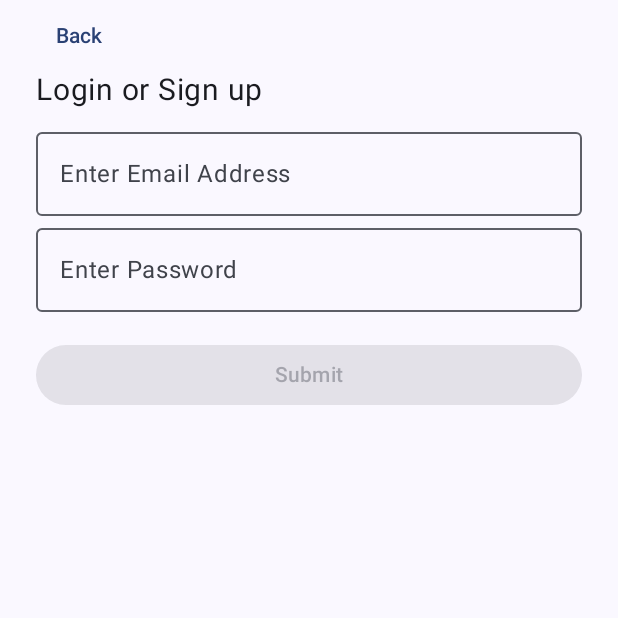
After one commit to daltyn006/csc441-android-daltyn, an Android app built with Jetpack Compose: the composable LoginScreen shown on its own in the app's theme, on a phone screen of 412 x 824 dp, the top half of it. The commit adds this screen. Run offline under Robolectric (Android 15) with nearby library versions, the phone set to English and light mode, and no system bars.

Commit message:
S22 lab completed

```diff
--- /dev/null
+++ b/app/src/main/java/edu/lemoyne/campusapp/LoginScreen.kt
@@ -0,0 +1,83 @@
+package edu.lemoyne.campusapp
+
+import androidx.compose.foundation.layout.Column
+import androidx.compose.foundation.layout.Spacer
+import androidx.compose.foundation.layout.fillMaxWidth
+import androidx.compose.foundation.layout.height
+import androidx.compose.foundation.layout.padding
+import androidx.compose.material3.Button
+import androidx.compose.material3.MaterialTheme
+import androidx.compose.material3.OutlinedTextField
+import androidx.compose.material3.Text
+import androidx.compose.material3.TextButton
+import androidx.compose.runtime.Composable
+import androidx.compose.runtime.getValue
+import androidx.compose.runtime.mutableStateOf
+import androidx.compose.runtime.saveable.rememberSaveable
+import androidx.compose.runtime.setValue
+import androidx.compose.ui.Modifier
+import androidx.compose.ui.text.input.PasswordVisualTransformation
+import androidx.compose.ui.text.input.VisualTransformation
+import androidx.compose.ui.unit.dp
+import androidx.compose.ui.unit.sp
+
+@Composable
+fun LoginScreen(
+    state: LoginUiState,
+    onBack: () -> Unit,
+    onLogin: (String, String) -> Unit,
+    modifier: Modifier = Modifier,
+) {
+
+    var email by rememberSaveable { mutableStateOf("") }
+    var password by rememberSaveable { mutableStateOf("") }
+
+    Column(
+        modifier = modifier
+            .fillMaxWidth()
+            .padding(horizontal = 24.dp)
+    ) {
+        TextButton(onClick = onBack) { Text(text = "Back") }
+
+        Text(
+            text = "Login or Sign up", fontSize = 20.sp
+        )
+
+        Spacer(modifier = Modifier.height(8.dp))
+
+        OutlinedTextField(
+            value = email,
+            onValueChange = { email = it },
+            label = { Text("Enter Email Address") },
+            singleLine = true,
+            modifier = Modifier.fillMaxWidth()
+        )
+        OutlinedTextField(
+            value = password,
+            onValueChange = { password = it },
+            label = { Text("Enter Password") },
+            visualTransformation = PasswordVisualTransformation(),
+            singleLine = true,
+            modifier = Modifier.fillMaxWidth()
+        )
+
+        Spacer(modifier = Modifier.height(18.dp))
+
+        Button(
+            onClick = { onLogin(email, password) },
+            enabled = !state.Loading && email.isNotBlank() && password.isNotBlank(),
+            modifier = Modifier.fillMaxWidth()
+        ) {
+            Text(text = if (state.Loading) "Logging in..." else "Submit")
+        }
+
+        if (state.Failed) {
+            Spacer(modifier = Modifier.height(8.dp))
+            Text(
+                text = "Login failed. Please check your email and password.",
+                color = MaterialTheme.colorScheme.error,
+                fontSize = 14.sp
+            )
+        }
+    }
+}
--- a/app/src/main/java/edu/lemoyne/campusapp/MainActivity.kt
+++ b/app/src/main/java/edu/lemoyne/campusapp/MainActivity.kt
@@ -1,6 +1,4 @@
 package edu.lemoyne.campusapp
-
-
 
 import android.os.Bundle
 import androidx.activity.ComponentActivity
@@ -14,7 +12,7 @@ import edu.lemoyne.campusapp.ui.theme.CampusAppTheme
 
 class MainActivity : ComponentActivity() {
     override fun onCreate(savedInstanceState: Bundle?) {
-        val onCreate = super.onCreate(savedInstanceState)
+        super.onCreate(savedInstanceState)
         enableEdgeToEdge()
         setContent {
             CampusAppTheme {
--- a/app/src/main/java/edu/lemoyne/campusapp/ShowcaseApi.kt
+++ b/app/src/main/java/edu/lemoyne/campusapp/ShowcaseApi.kt
@@ -40,8 +40,8 @@ object ShowcaseService {
 // Move this function from here to clean up and better swap this
 
 data class LoginRequest(
-    val username: String,
-    val password: String,
+    @SerializedName("email") val email: String,
+    @SerializedName("password") val password: String,
 )
 
 data class LoginResponse(
```
Also changed, not shown: app/src/main/java/edu/lemoyne/campusapp/CampusAppScreen.kt (+21 -0 lines), app/src/main/java/edu/lemoyne/campusapp/InterestsScreen.kt (+15 -5 lines), app/src/main/java/edu/lemoyne/campusapp/LoginViewModel.kt (+4 -4 lines), 11 other files.
